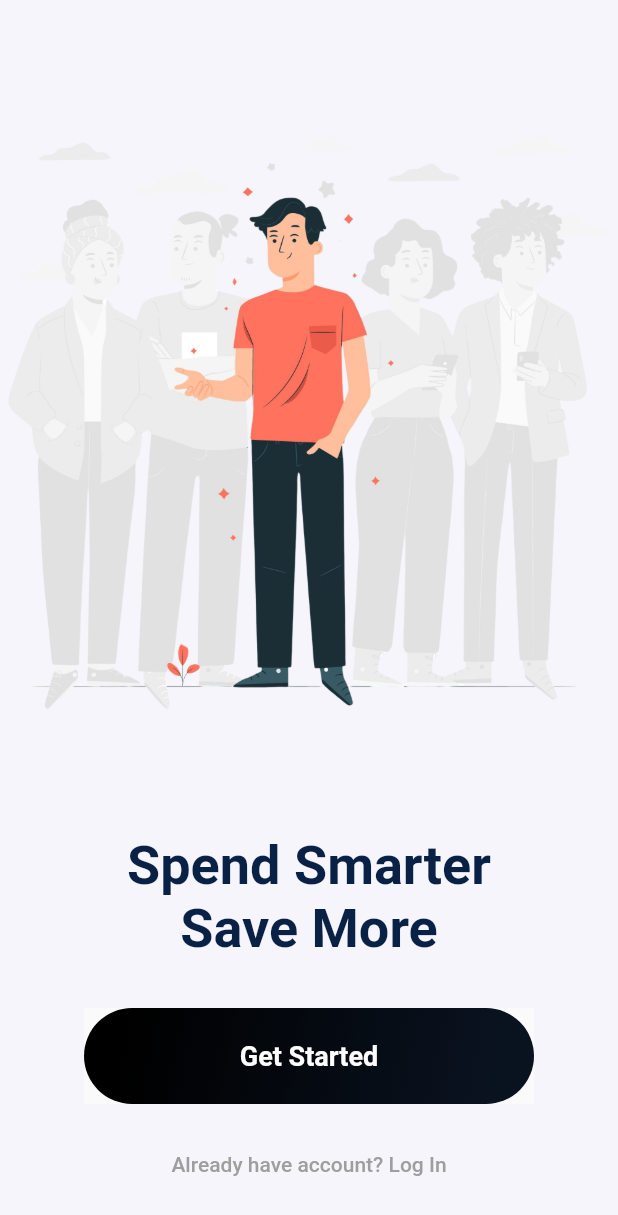
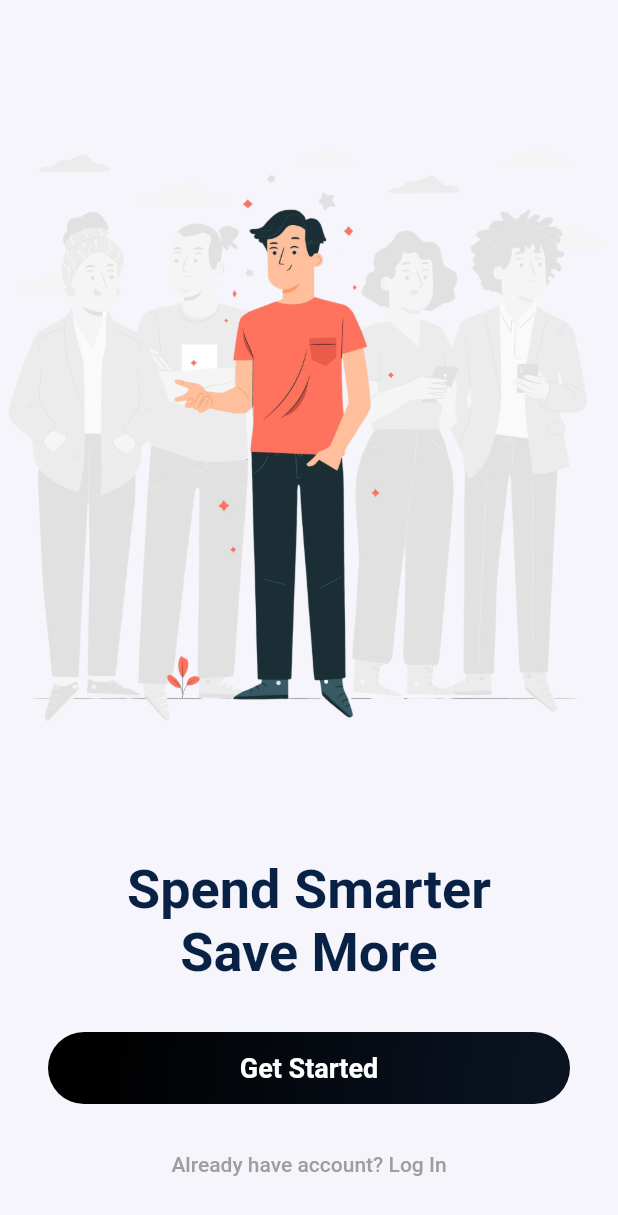
Before and after one commit to lucasmargui/flutter-project-mystocks, a Flutter app: the screen it shows after launch, on a phone screen of 412 x 824 dp. Shown: the top 1215 px of the screen. Run offline on Flutter 3.47's test engine with Material 2 defaults, Android fonts, the phone set to English and light mode, and no system bars.

Commit message:
Refatoração de primary_button

```diff
--- a/lib/common/widgets/primary_button.dart
+++ b/lib/common/widgets/primary_button.dart
@@ -1,34 +1,26 @@
 // ignore_for_file: unnecessary_null_comparison, prefer_const_constructors, prefer_const_literals_to_create_immutables
 import 'package:flutter/material.dart';
-
 import '../constants/app_colors.dart';
 import '../constants/app_text_style.dart';
 
 class PrimaryButton extends StatelessWidget {
-  // VoidCallback é a mesma coisa que uma void Function, ou seja uma função que não tem retorno e a exclamação no final significa que ela pode ser nula
-  // final VoidCallBack? = final void Function()? ;
-
   final VoidCallback? onPressed;
   final String text;
-  const PrimaryButton({Key? key, this.onPressed, required this.text})
+
+  PrimaryButton({Key? key, this.onPressed, required this.text})
       : super(key: key);
+
+  BorderRadius _borderRadius = BorderRadius.circular(24.0);
 
   @override
   Widget build(BuildContext context) {
-    return Material(
+    return InkWell(
+      borderRadius: _borderRadius,
+      onTap: onPressed,
       child: Ink(
+        height: 48,
         decoration: BoxDecoration(
-          borderRadius: BorderRadius.circular(38.0),
-        ),
-        child: InkWell(
-          borderRadius: BorderRadius.circular(38.0),
-          onTap: onPressed,
-          child: Container(
-            alignment: Alignment.center,
-            height: 64.0,
-            width: 300.0,
-            decoration: BoxDecoration(
-              borderRadius: BorderRadius.circular(38.0),
+          borderRadius: _borderRadius,
           gradient: LinearGradient(
             begin: Alignment.bottomRight,
             end: Alignment.topLeft,
@@ -38,11 +30,10 @@ class PrimaryButton extends StatelessWidget {
                 : AppColors.greyDarkGradient,
           ),
         ),
+        child: Align(
           child: Text(
             text,
-              style:
-                  AppTextStyles.mediumText18.copyWith(color: AppColors.white),
-            ),
+            style: AppTextStyles.mediumText18.copyWith(color: AppColors.white),
           ),
         ),
       ),
```
Lines whose indentation alone changed are shown as unchanged.
